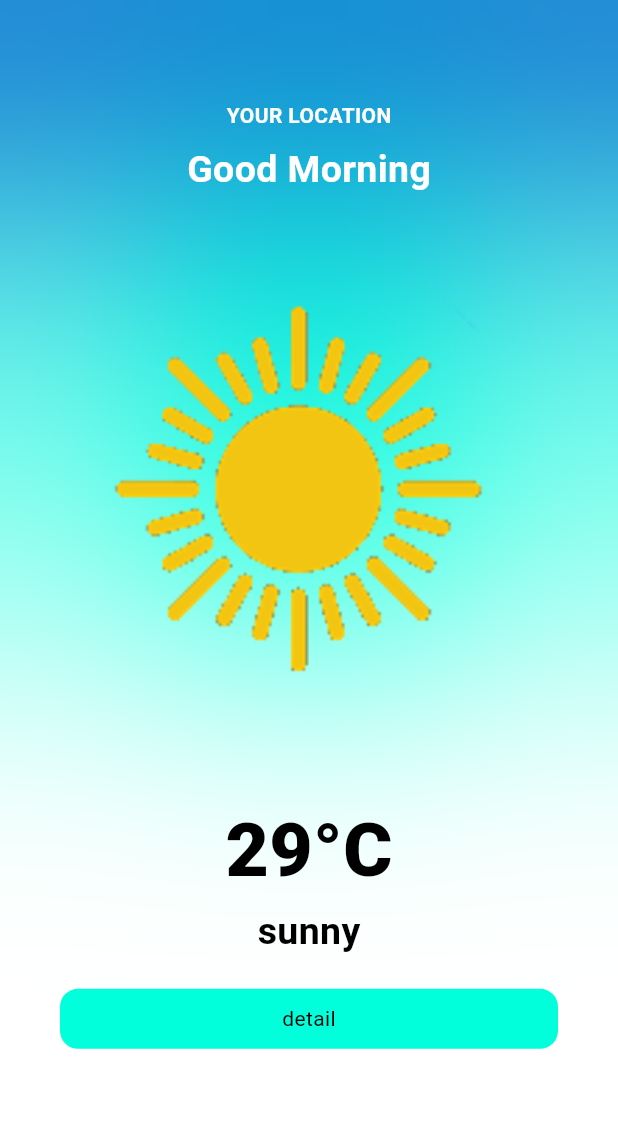
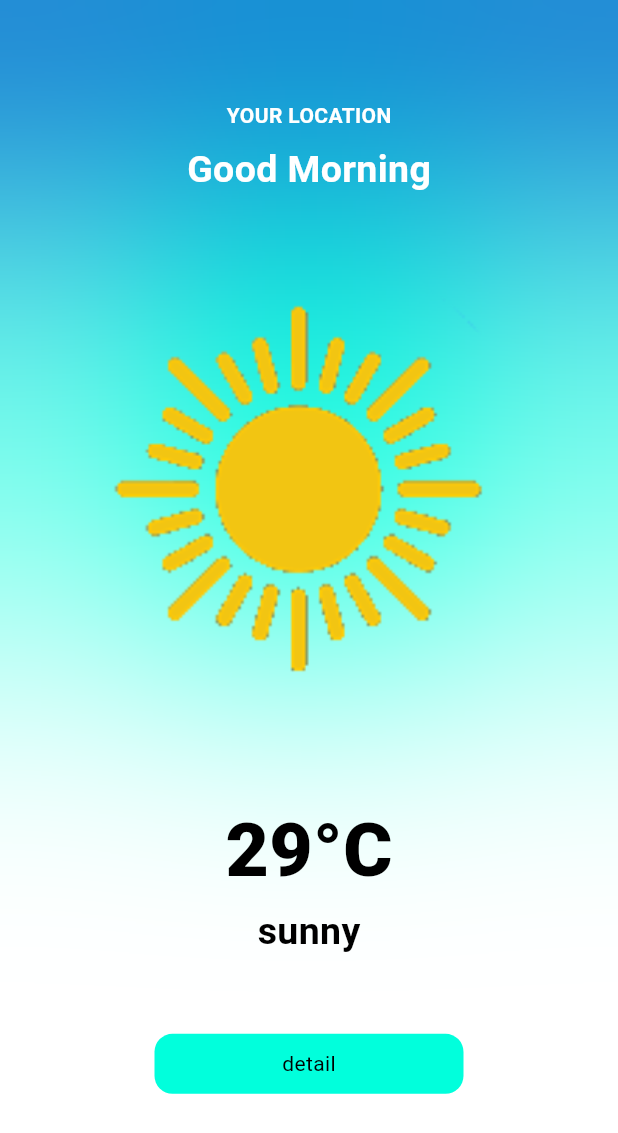
Before and after one commit to Yannick-Apostel/Weather_App, a Flutter app: the screen it shows after launch, on a phone screen of 412 x 824 dp. Shown: the top 1133 px of the screen. Run offline on Flutter 3.47's test engine with Material 3 defaults, Android fonts, the phone set to English and light mode, and no system bars; our stand-ins replace bloc.

Commit message:
generate weather bloc

```diff
--- /dev/null
+++ b/weather_app/lib/application/bloc/weather_event.dart
@@ -0,0 +1,4 @@
+part of 'weather_bloc.dart';
+
+@immutable
+sealed class WeatherEvent {}
--- /dev/null
+++ b/weather_app/lib/application/bloc/weather_state.dart
@@ -0,0 +1,6 @@
+part of 'weather_bloc.dart';
+
+@immutable
+sealed class WeatherState {}
+
+final class WeatherInitial extends WeatherState {}
--- /dev/null
+++ b/weather_app/lib/data/myData.dart
@@ -0,0 +1 @@
+String API_KEY ="XY";
--- a/weather_app/lib/presentation/home/homeScreen.dart
+++ b/weather_app/lib/presentation/home/homeScreen.dart
@@ -104,10 +104,16 @@ class HomeScreen extends StatelessWidget {
                             fontWeight: FontWeight.w600),
                       ),
                     ),
-                    SizedBox(height: 20,),
-                    Center(child: DetailButton(callback: (){}),)
+                    SizedBox(
+                      height: 50,
+                    ),
+                    Center(
+                      child: DetailButton(callback: () {
+                        debugPrint('button pressed');
+                      }),
+                    ),
                   ]),
-            )
+            ),
           ]),
         ),
       ),
--- a/weather_app/lib/presentation/home/widget/detailButton.dart
+++ b/weather_app/lib/presentation/home/widget/detailButton.dart
@@ -10,7 +10,7 @@ class DetailButton extends StatelessWidget{
    return InkResponse(
     child: Container(
       height: 40,
-      width: double.infinity/5,
+      width: (MediaQuery.of(context).size.width /2),
       decoration: BoxDecoration(
         color: Color.fromRGBO(1, 255, 220, 1),
         borderRadius: BorderRadius.circular(12)
```
Also changed, not shown: weather_app/lib/application/bloc/weather_bloc.dart (added, +13 -0 lines), weather_app/pubspec.yaml (+4 -13 lines), weather_app/pubspec.lock.
